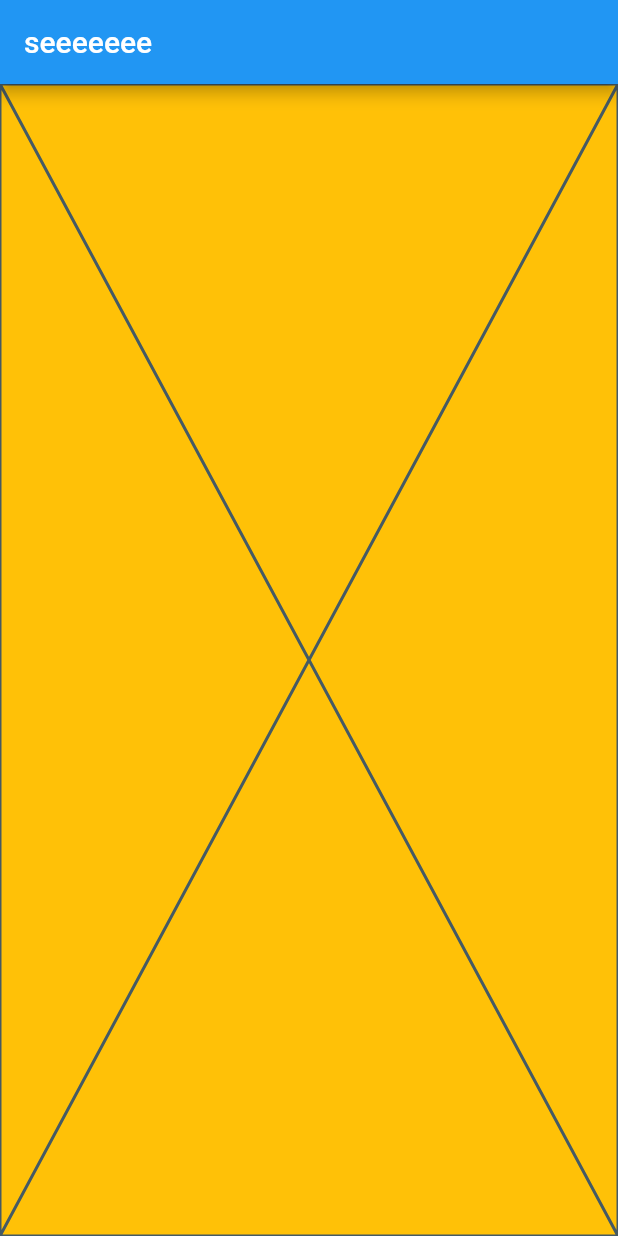
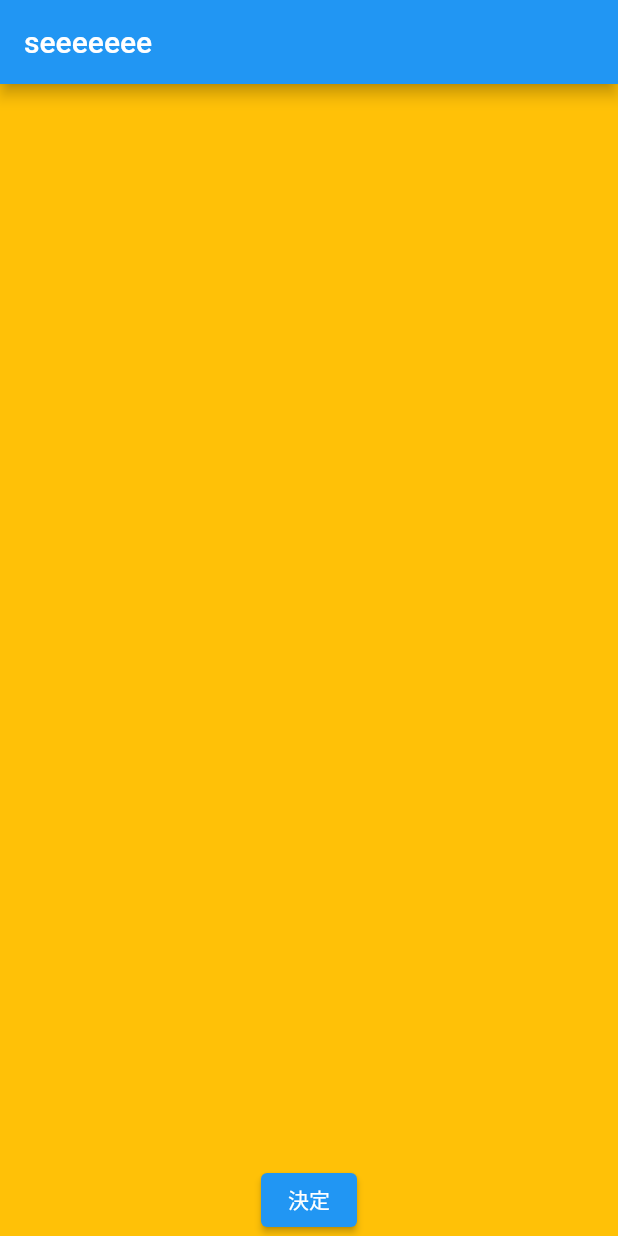
Before and after one commit to mon50/back_calculation, a Flutter app: the screen it shows after launch, on a phone screen of 412 x 824 dp. Run offline on Flutter 3.47's test engine with Material 2 defaults, Android fonts, the light colour scheme and no system bars.

Commit message:
Update information.dart

```diff
--- a/lib/information.dart
+++ b/lib/information.dart
@@ -13,7 +13,16 @@ class _InformationPageState extends State<InformationPage> {
       appBar: AppBar(
         title: Text('seeeeeee'),
       ),
-      body: Placeholder(),
+      body: Align(
+        alignment: Alignment.bottomCenter,
+        child: ElevatedButton(
+          child: Text("決定"),
+          onPressed: () {
+            Navigator.push(
+                context, MaterialPageRoute(builder: (context) => MainPage()));
+          },
+        ),
+      ),
     );
   }
 }
```
